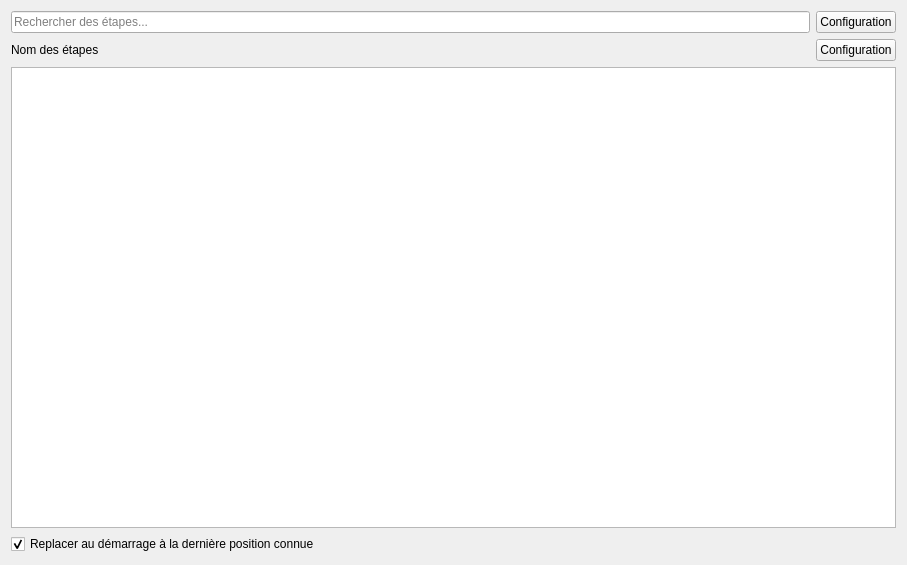
The window that ComputreeGui/view/Steps/gstepviewdefault.ui (computree/computree-v3) describes before a commit, drawn with Qt 5.
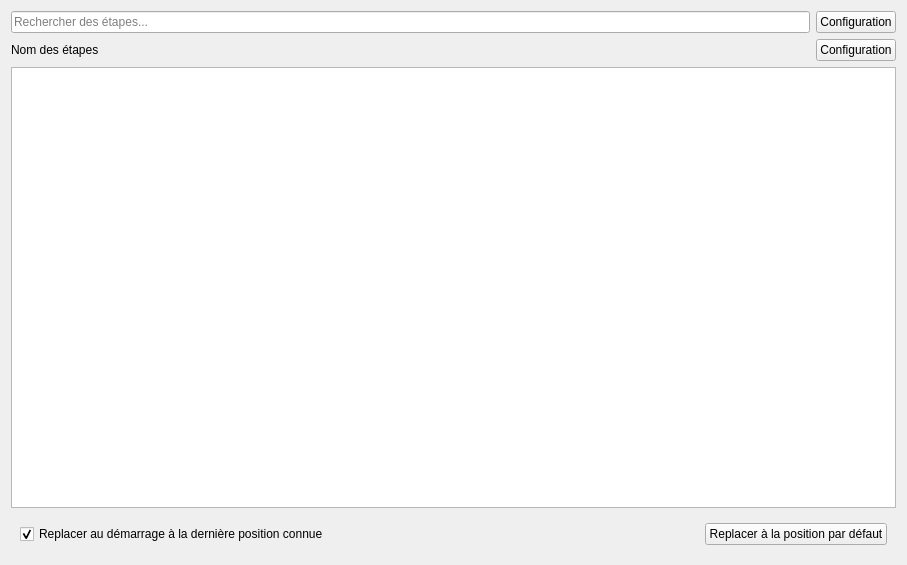
The same window after the commit. Custom widgets are drawn as their Qt base class.

Commit message: interface : ajout bouton "replacer à la position par défaut" pour le stepChooserDialog

The edit to the form file:
```diff
--- a/ComputreeGui/view/Steps/gstepviewdefault.ui
+++ b/ComputreeGui/view/Steps/gstepviewdefault.ui
@@ -59,6 +59,9 @@
     <widget class="GStepsTreeViewDefault" name="treeView"/>
    </item>
    <item>
+    <widget class="QWidget" name="widget" native="true">
+     <layout class="QHBoxLayout" name="horizontalLayout">
+      <item>
     <widget class="QCheckBox" name="checkBoxShowAtLastPosition">
      <property name="text">
       <string>Replacer au démarrage à la dernière position connue</string>
@@ -66,6 +69,29 @@
      <property name="checked">
       <bool>true</bool>
      </property>
+       </widget>
+      </item>
+      <item>
+       <spacer name="horizontalSpacer">
+        <property name="orientation">
+         <enum>Qt::Horizontal</enum>
+        </property>
+        <property name="sizeHint" stdset="0">
+         <size>
+          <width>40</width>
+          <height>20</height>
+         </size>
+        </property>
+       </spacer>
+      </item>
+      <item>
+       <widget class="QPushButton" name="pb_replaceDefualt">
+        <property name="text">
+         <string>Replacer à la position par défaut</string>
+        </property>
+       </widget>
+      </item>
+     </layout>
     </widget>
    </item>
   </layout>
```
Lines whose indentation alone changed are shown as unchanged. The commit also changes 6 other files.
